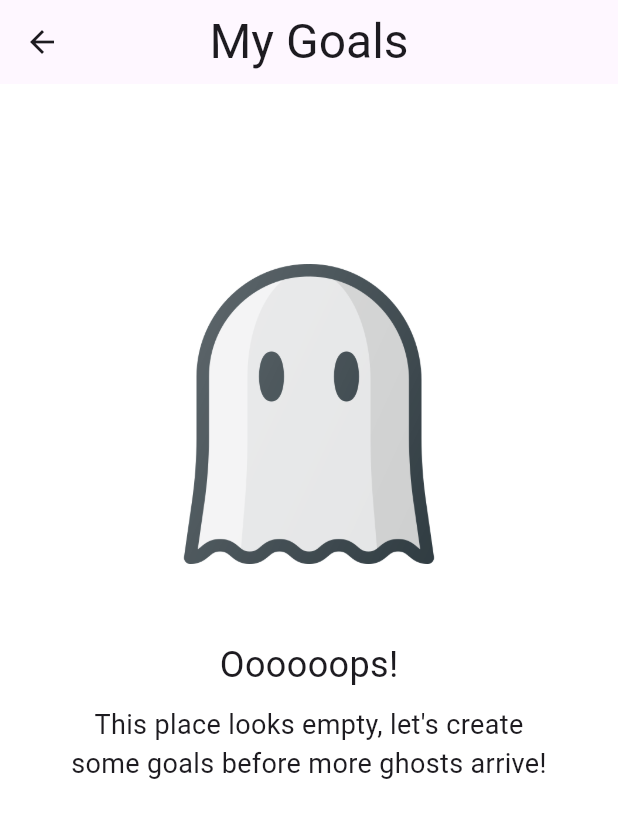
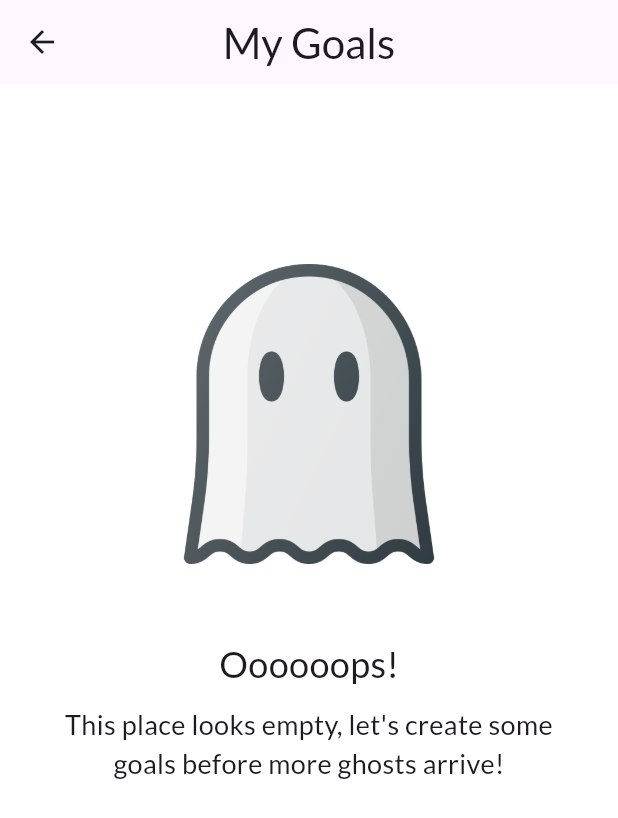
Before and after one commit to ViiSall/Fundamental-of-Mobile-Development, a Flutter app: the screen it shows after launch, after a tap on the "accessibility new" icon, on a phone screen of 412 x 824 dp. Shown: the top 818 px of the screen. Run offline on Flutter 3.47's test engine with Material 3 defaults, Android fonts, the light colour scheme and no system bars; our stand-ins replace carousel_slider, flutter_heatmap_calendar, flutter_slidable, google_fonts, sqflite; accounts and stored records are empty.

Commit message:
changed font

```diff
--- a/personal_project/lib/components/empty_goals_message_widget.dart
+++ b/personal_project/lib/components/empty_goals_message_widget.dart
@@ -1,4 +1,5 @@
 import 'package:flutter/material.dart';
+import 'package:google_fonts/google_fonts.dart';
 
 class EmptyGoalsMessageWidget extends StatelessWidget {
   const EmptyGoalsMessageWidget({super.key});
@@ -16,14 +17,14 @@ class EmptyGoalsMessageWidget extends StatelessWidget {
               width: 200,
             ),
             const SizedBox(height: 50),
-            const Text(
+            Text(
               'Oooooops!',
-              style: TextStyle(fontSize: 24),
+              style: GoogleFonts.lato(fontSize: 24),
             ),
             const SizedBox(height: 10),
-            const Text(
+            Text(
               'This place looks empty, let\'s create some goals before more ghosts arrive!',
-              style: TextStyle(fontSize: 18),
+              style: GoogleFonts.lato(fontSize: 18),
               textAlign: TextAlign.center,
             ),
           ],
--- a/personal_project/lib/screens/home_screen.dart
+++ b/personal_project/lib/screens/home_screen.dart
@@ -1,4 +1,5 @@
 import 'package:flutter/material.dart';
+import 'package:google_fonts/google_fonts.dart';
 import 'package:personal_project/components/goal_list_widget.dart';
 import 'package:personal_project/providers/theme_provider.dart';
 import 'package:personal_project/theme/color_theme.dart';
@@ -13,9 +14,9 @@ class HomeScreen extends StatelessWidget {
 
     return Scaffold(
       appBar: AppBar(
-        title: const Text(
+        title: Text(
           'Today\'s Goals',
-          style: TextStyle(fontSize: 32),
+          style: GoogleFonts.lato(fontSize: 28),
         ),
         centerTitle: true,
         leading: IconButton(
--- a/personal_project/lib/screens/my_goals_screen.dart
+++ b/personal_project/lib/screens/my_goals_screen.dart
@@ -1,4 +1,5 @@
 import 'package:flutter/material.dart';
+import 'package:google_fonts/google_fonts.dart';
 import 'package:personal_project/components/goal_list_widget.dart';
 import 'package:personal_project/providers/theme_provider.dart';
 import 'package:provider/provider.dart';
@@ -12,9 +13,9 @@ class MyGoalsScreen extends StatelessWidget {
 
     return Scaffold(
       appBar: AppBar(
-        title: const Text(
+        title: Text(
           'My Goals',
-          style: TextStyle(fontSize: 32),
+          style: GoogleFonts.lato(fontSize: 28),
         ),
         centerTitle: true,
       ),
```
Also changed, not shown: personal_project/lib/components/goal_tile_widget.dart (+6 -5 lines), personal_project/lib/screens/manage_goal_screen.dart (+6 -5 lines), personal_project/lib/screens/progress_screen.dart (+7 -6 lines).
